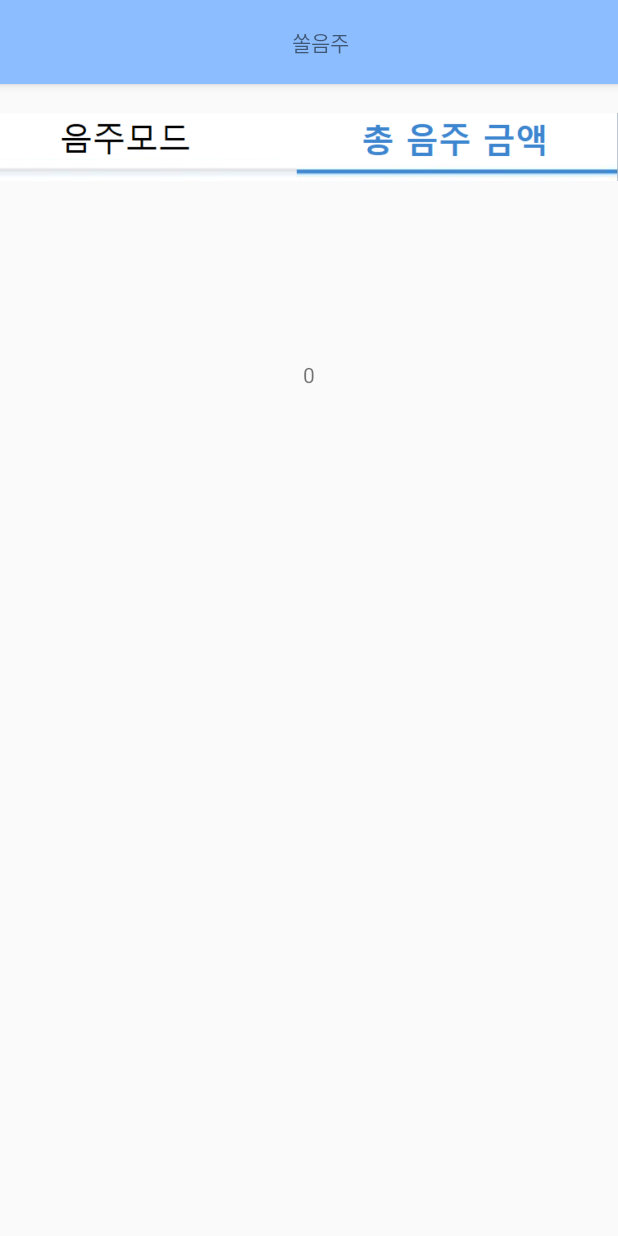
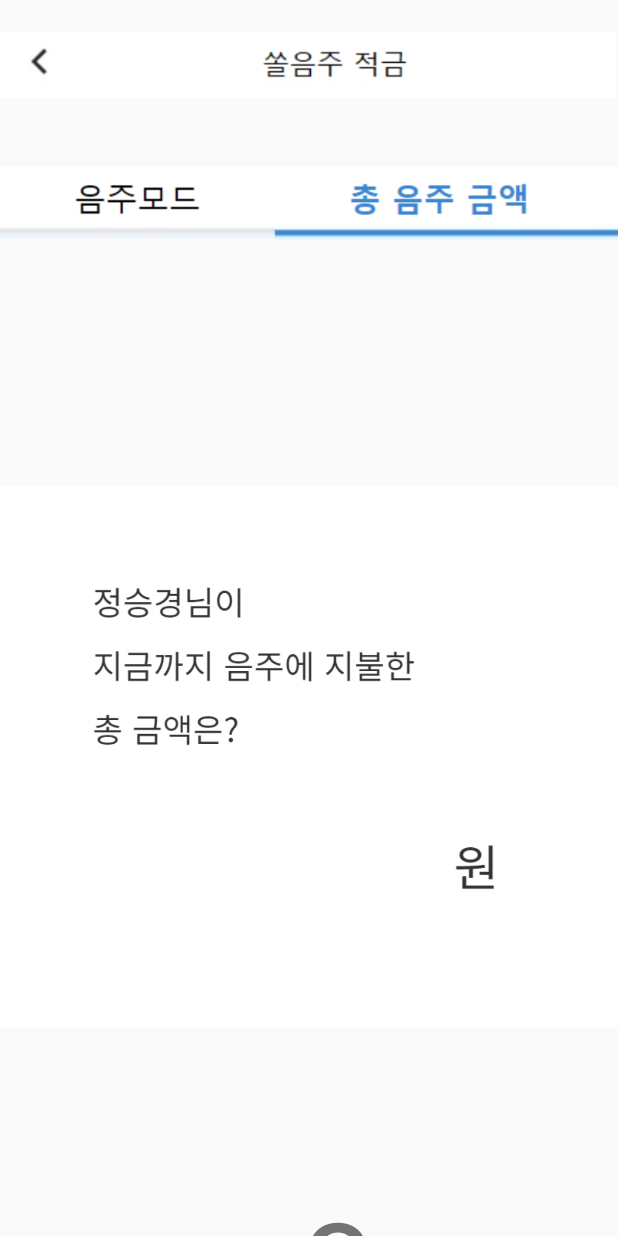
Before and after one commit to Tofu-Kimchi/Shinhan-Hackathon2019, an Android app: the SumActivity screen opened directly, with no data from a screen before it, on a phone screen of 412 x 824 dp. Run offline under Robolectric (Android 15) with nearby library versions, the phone set to English and light mode, and no system bars.

Commit message:
no message

```diff
--- a/app/src/main/java/com/khan/guu/a2019hackethonshinhan/SumActivity.java
+++ b/app/src/main/java/com/khan/guu/a2019hackethonshinhan/SumActivity.java
@@ -14,8 +14,7 @@ import android.widget.TextView;
 
 public class SumActivity extends AppCompatActivity {
 
-    android.support.v7.app.ActionBar bar;
-    TabLayout tabLayout;
+    ImageView before;
     ImageView iv2;
     TextView total;
 
@@ -23,8 +22,8 @@ public class SumActivity extends AppCompatActivity {
     protected void onCreate(Bundle savedInstanceState) {
         super.onCreate(savedInstanceState);
         setContentView(R.layout.activity_sum);
-        setSupportActionBar((Toolbar) findViewById(R.id.toolbar));
-        ((TextView) findViewById(R.id.main_toolbar_title)).setText("쏠음주");
+        before = findViewById(R.id.tab);
+        before.setOnClickListener(new SumActivity.MyListener4());
 
         iv2 = (ImageView)findViewById(R.id.mode2_1);
         iv2.setOnClickListener(new SumActivity.MyListener3());
@@ -41,6 +40,15 @@ public class SumActivity extends AppCompatActivity {
         public void onClick(View v) {
             Intent it = new Intent(getApplicationContext(), ModeActivity.class);
             startActivity(it);
+        }
+    }
+
+    class MyListener4 implements View.OnClickListener {
+
+        @Override
+        public void onClick(View v) {
+            Intent itt = new Intent(getApplicationContext(), MainActivity2.class);
+            startActivity(itt);
         }
     }
 
--- a/app/src/main/res/layout/activity_sum.xml
+++ b/app/src/main/res/layout/activity_sum.xml
@@ -7,49 +7,39 @@
     xmlns:design="http://schemas.android.com/tools"
     android:orientation="vertical">
 
-    <android.support.design.widget.AppBarLayout
+    <ImageView
         android:layout_width="match_parent"
-        android:layout_height="wrap_content">
-
-        <android.support.v7.widget.Toolbar
-            android:id="@+id/toolbar"
-            android:layout_width="match_parent"
-            android:layout_height="?attr/actionBarSize"
-            android:background="#8BBDFF">
-            <LinearLayout
-                android:id="@+id/main_toolbar_layout"
-                android:layout_width="match_parent"
-                android:layout_height="wrap_content"
-                android:gravity="center"
-                android:orientation="vertical">
-
-                <TextView
-                    android:id="@+id/main_toolbar_title"
-                    android:layout_width="wrap_content"
-                    android:layout_height="wrap_content" />
-            </LinearLayout>
-
-        </android.support.v7.widget.Toolbar>
-    </android.support.design.widget.AppBarLayout>
+        android:layout_height="wrap_content"
+        android:src="@drawable/tab"
+        android:id="@+id/tab" />
 
     <ImageView
         android:layout_width="match_parent"
         android:layout_height="wrap_content"
-        android:src="@drawable/mode2_1"
+        android:src="@drawable/mode_f"
         android:id="@+id/mode2_1"/>
 
-    <LinearLayout
+    <RelativeLayout
         android:layout_width="match_parent"
         android:layout_height="match_parent"
-        android:orientation="vertical">
+        android:orientation="vertical"
+        android:layout_marginTop="0dp">
+
+        <ImageView
+            android:layout_width="match_parent"
+            android:layout_height="match_parent"
+            android:src="@drawable/sum"/>
 
         <TextView
+            android:id="@+id/mode2"
             android:layout_width="wrap_content"
             android:layout_height="wrap_content"
-            android:id="@+id/mode2"
-            android:text="OOO님의 총액은 ~입니다."
-            android:layout_marginTop="100dp"
-            android:layout_gravity="center_horizontal"/>
+            android:backgroundTint="#00000000"
+            android:textSize="90sp"
+            android:layout_marginTop="600dp"
+            android:layout_marginLeft="200dp"
+            />
+    </RelativeLayout>
 
-    </LinearLayout>
+
 </LinearLayout>
```
Also changed, not shown: app/src/main/res/drawable/sum.PNG (added).
